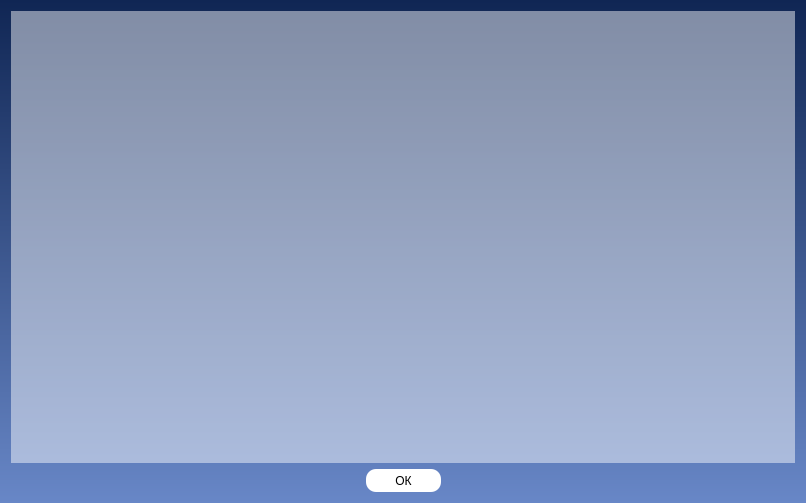
The window that source/ui/day_data.ui (pop-arthur/HotelLib_NTO) describes before a commit, drawn with Qt 5.
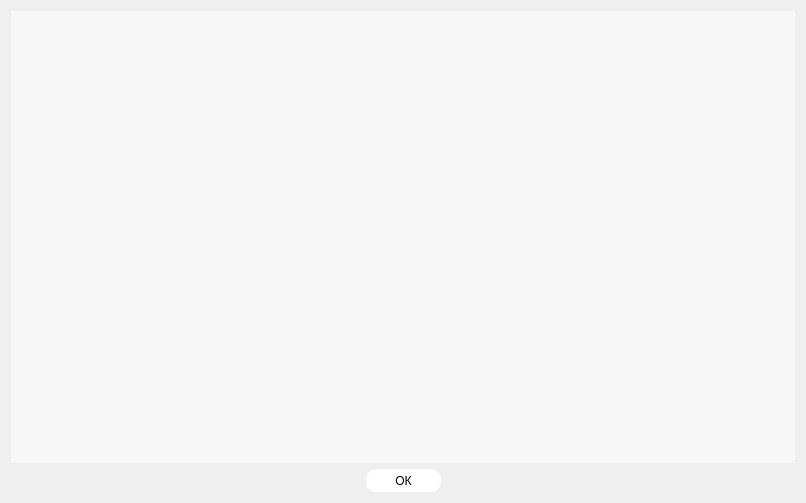
The same window after the commit.

```diff
--- a/source/ui/day_data.ui
+++ b/source/ui/day_data.ui
@@ -14,9 +14,7 @@
    <string>Dialog</string>
   </property>
   <property name="styleSheet">
-   <string notr="true">QDialog {
-	background-color: qlineargradient(spread:pad, x1:0.5, y1:1, x2:0.5, y2:0, stop:0 rgba(104, 135, 199, 255), stop:1 rgba(16, 38, 84, 255));
-}</string>
+   <string notr="true"/>
   </property>
   <layout class="QVBoxLayout" name="verticalLayout">
    <item>
```
Left out of the diff: 12 changed lines with no effect on the pictures.
